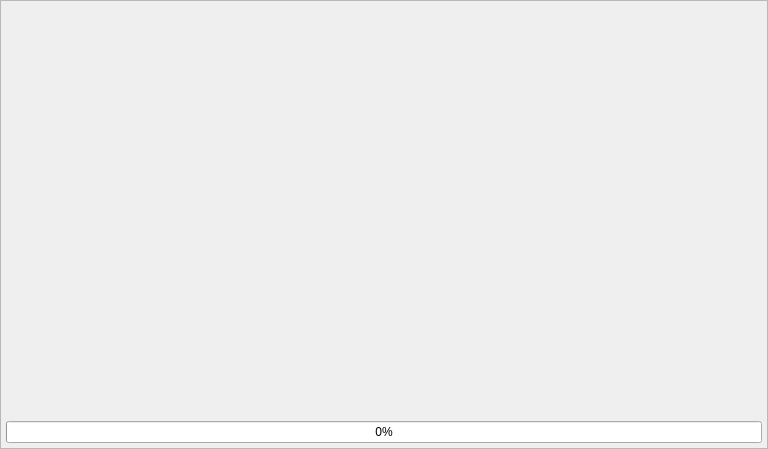
Qt form src/gui/Dlg/splash_screen.ui (LaM0uette/PySide6_Blank_Project_demo) before a commit.
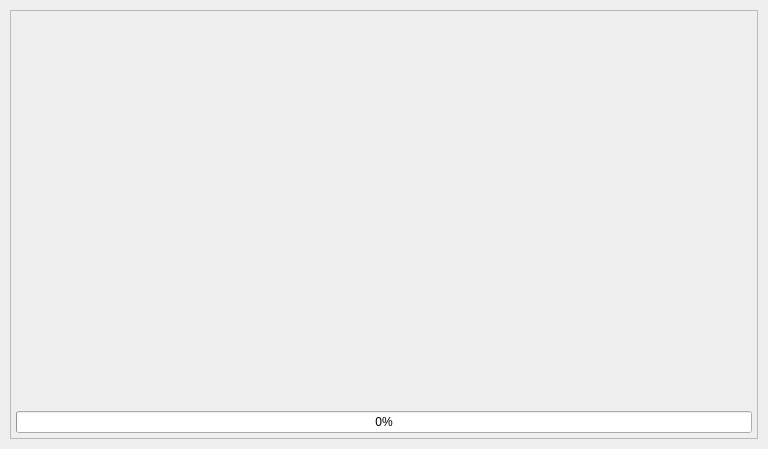
The same form after that commit.

The edit to the form file:
```diff
--- a/src/gui/Dlg/splash_screen.ui
+++ b/src/gui/Dlg/splash_screen.ui
@@ -15,16 +15,16 @@
     <number>0</number>
    </property>
    <property name="leftMargin">
-    <number>0</number>
+    <number>10</number>
    </property>
    <property name="topMargin">
-    <number>0</number>
+    <number>10</number>
    </property>
    <property name="rightMargin">
-    <number>0</number>
+    <number>10</number>
    </property>
    <property name="bottomMargin">
-    <number>0</number>
+    <number>10</number>
    </property>
    <item>
     <widget class="QFrame" name="fr_main">
```
